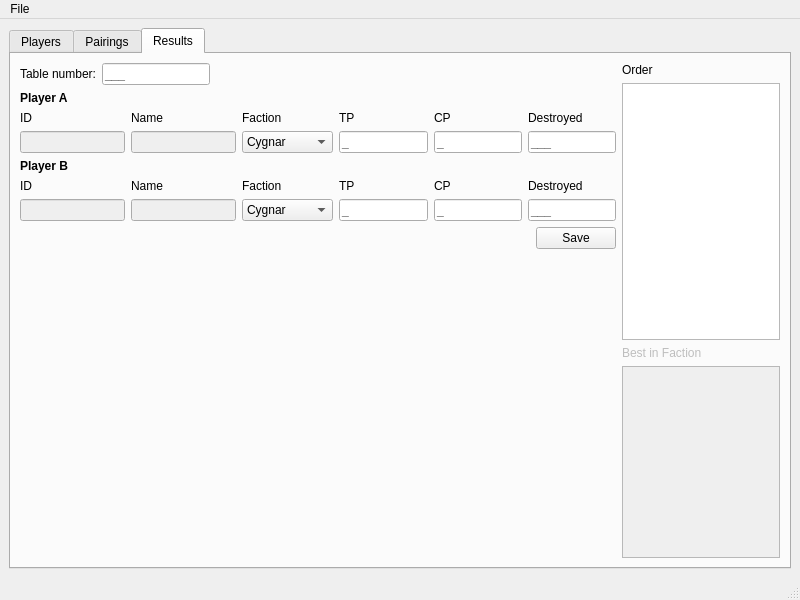
Above: GUI/mainwindow.ui from rajcze/warmachine_tourney before the change. Below: the same form after it.
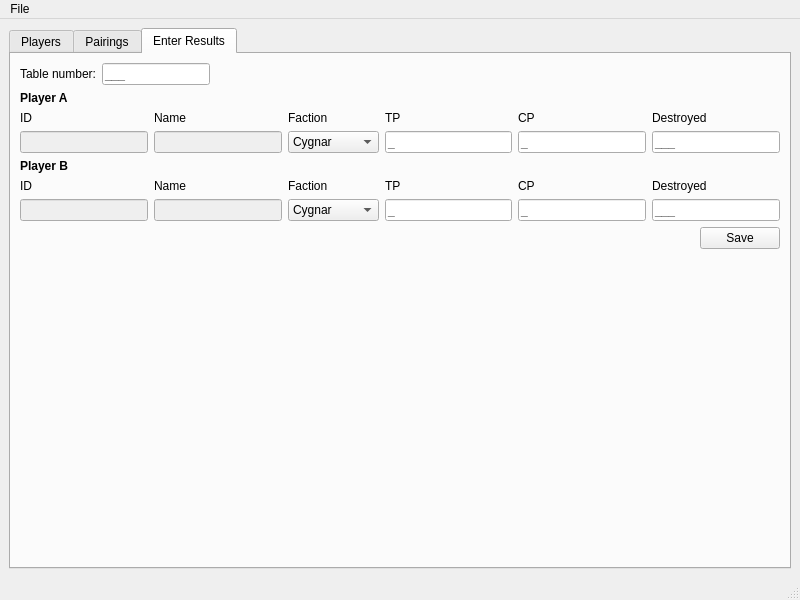
That is the form after the change. The open tabs and pages were chosen to show the change.

Commit message: Mostly working. File load/save dialogs to be added.

The edit to the form file:
```diff
--- a/GUI/mainwindow.ui
+++ b/GUI/mainwindow.ui
@@ -467,7 +467,7 @@
       </widget>
       <widget class="QWidget" name="tab_results">
        <attribute name="title">
-        <string>Results</string>
+        <string>Enter Results</string>
        </attribute>
        <layout class="QHBoxLayout" name="horizontalLayout_6">
         <item>
@@ -932,50 +932,6 @@
           </item>
          </layout>
         </item>
-        <item>
-         <layout class="QVBoxLayout" name="verticalLayout_3">
-          <item>
-           <widget class="QLabel" name="label_25">
-            <property name="text">
-             <string>Order</string>
-            </property>
-           </widget>
-          </item>
-          <item>
-           <widget class="QTextBrowser" name="textBrowser">
-            <property name="sizePolicy">
-             <sizepolicy hsizetype="Expanding" vsizetype="Expanding">
-              <horstretch>0</horstretch>
-              <verstretch>2</verstretch>
-             </sizepolicy>
-            </property>
-           </widget>
-          </item>
-          <item>
-           <widget class="QLabel" name="label_26">
-            <property name="enabled">
-             <bool>false</bool>
-            </property>
-            <property name="text">
-             <string>Best in Faction</string>
-            </property>
-           </widget>
-          </item>
-          <item>
-           <widget class="QTextBrowser" name="textBrowser_2">
-            <property name="enabled">
-             <bool>false</bool>
-            </property>
-            <property name="sizePolicy">
-             <sizepolicy hsizetype="Expanding" vsizetype="Minimum">
-              <horstretch>0</horstretch>
-              <verstretch>0</verstretch>
-             </sizepolicy>
-            </property>
-           </widget>
-          </item>
-         </layout>
-        </item>
        </layout>
        <zorder>horizontalSpacer_3</zorder>
        <zorder>b_saveResult</zorder>
```
Left out of the diff: 41 changed lines with no effect on the pictures. The commit also changes 2 other files.
